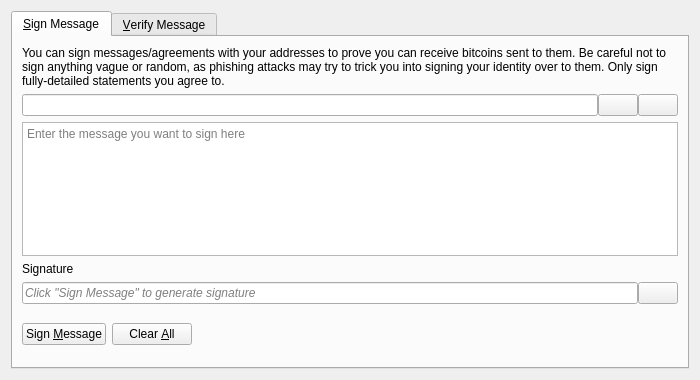
The window that src/qt/forms/signverifymessagedialog.ui (FeatherCoin/Feathercoin) describes before a commit, drawn with Qt 5.
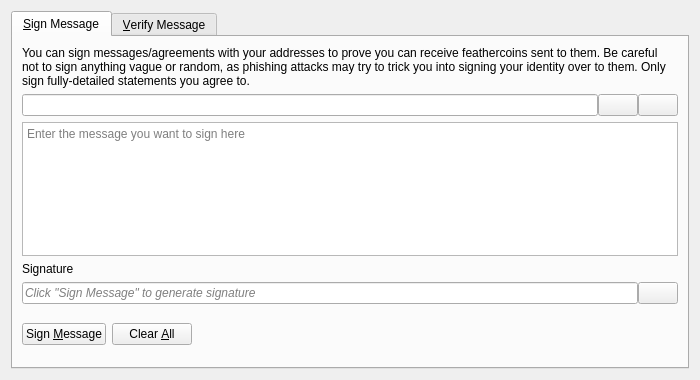
The same window after the commit. Icons and pictures are not drawn. Custom widgets are drawn as their Qt base class.

Commit message: ui,rpc: rename Bitcoin user-facing strings to Feathercoin

Diff of the .ui file:
```diff
--- a/src/qt/forms/signverifymessagedialog.ui
+++ b/src/qt/forms/signverifymessagedialog.ui
@@ -30,7 +30,7 @@
        <item>
         <widget class="QLabel" name="infoLabel_SM">
          <property name="text">
-          <string>You can sign messages/agreements with your addresses to prove you can receive bitcoins sent to them. Be careful not to sign anything vague or random, as phishing attacks may try to trick you into signing your identity over to them. Only sign fully-detailed statements you agree to.</string>
+          <string>You can sign messages/agreements with your addresses to prove you can receive feathercoins sent to them. Be careful not to sign anything vague or random, as phishing attacks may try to trick you into signing your identity over to them. Only sign fully-detailed statements you agree to.</string>
          </property>
          <property name="textFormat">
           <enum>Qt::PlainText</enum>
```
Left out of the diff: 8 changed lines with no effect on the pictures. The commit also changes 41 other files.
